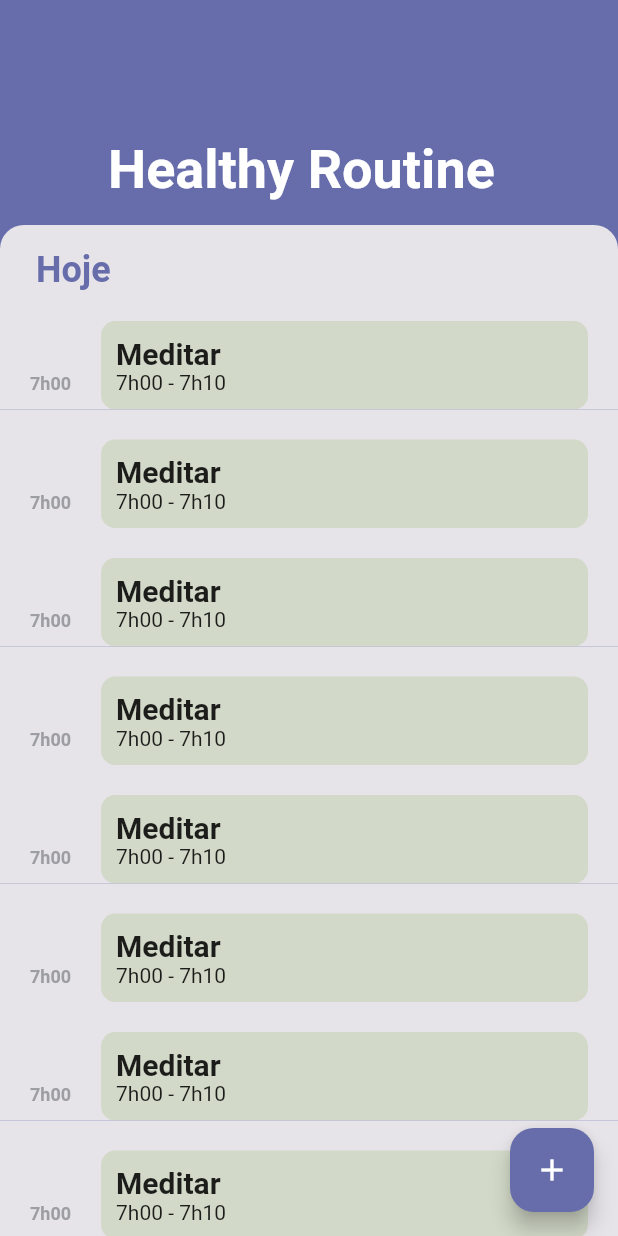
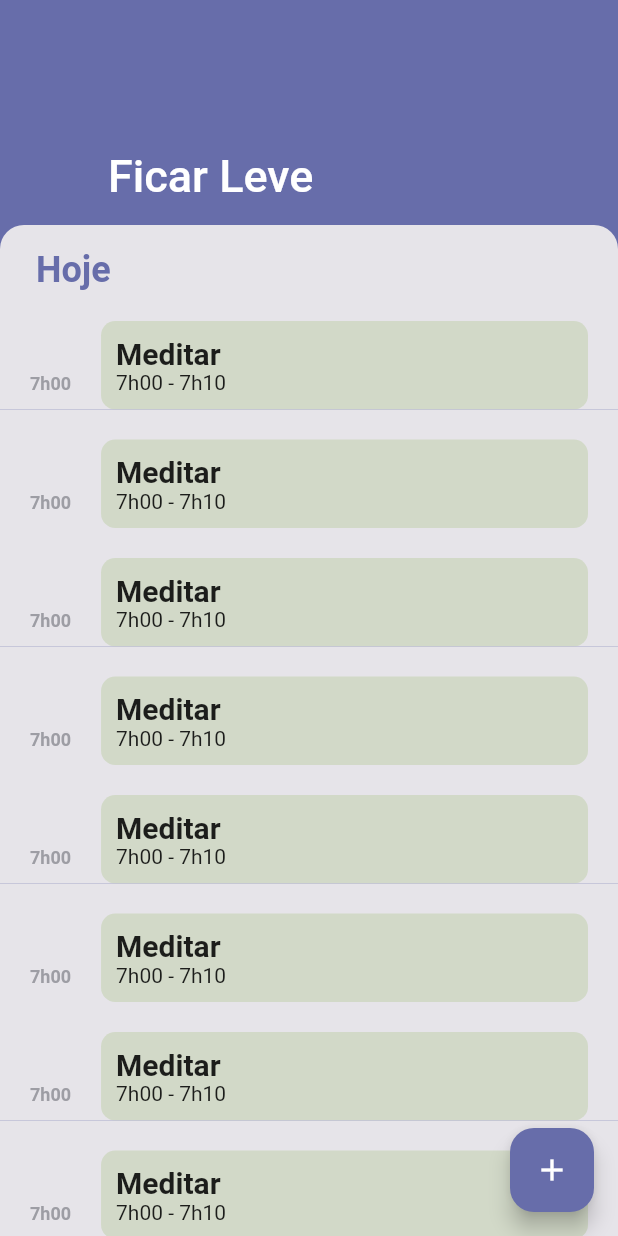
Before and after one commit to doisum/doisum-mobile, a Flutter app: the screen it shows after launch, on a phone screen of 412 x 824 dp. Run offline on Flutter 3.47's test engine with Material 2 defaults, Android fonts, the phone set to English and light mode, and no system bars; our stand-ins replace sqflite; accounts and stored records are empty.

Commit message:
Add some theming

```diff
--- a/lib/main.dart
+++ b/lib/main.dart
@@ -3,7 +3,24 @@ import 'package:healthy_routine_mobile/healthy_routine.dart';
 
 void main() => runApp(Application());
 
-final appTheme = ThemeData(backgroundColor: BACKGROUND_GRAY);
+final appTheme = ThemeData(
+  primaryColor: PURPLE,
+  cursorColor: PURPLE,
+  accentColor: ORANGE,
+  buttonColor: PURPLE,
+  scaffoldBackgroundColor: PURPLE,
+  backgroundColor: BACKGROUND_GRAY,
+  secondaryHeaderColor: LIGHT_GRAY,
+  dividerColor: LIGHT_GRAY,
+  textTheme: TextTheme(
+    title: WHITE_BOLD.copyWith(fontSize: 24),
+    subtitle: BOLD
+  ),
+  floatingActionButtonTheme: FloatingActionButtonThemeData(
+    backgroundColor: PURPLE,
+    shape: ROUNDED_SQUARE_SHAPE,
+  ),
+);
 
 class Application extends StatelessWidget {
   @override
--- a/lib/presentation/pages/daily_task_list_page.dart
+++ b/lib/presentation/pages/daily_task_list_page.dart
@@ -10,7 +10,7 @@ class DailyTaskListPage extends StatelessWidget {
       backgroundColor: PURPLE,
       body: CustomScrollView(
         slivers: <Widget>[
-          sliverAppBar(),
+          sliverAppBar(context),
           roundCorners(context),
           taskSliverList(context),
         ],
@@ -19,9 +19,6 @@ class DailyTaskListPage extends StatelessWidget {
         onPressed: () => Routes.openCreateTaskPage(context),
         tooltip: 'Nova atividade',
         child: const Icon(Icons.add),
-        backgroundColor: PURPLE,
-        shape: RoundedRectangleBorder(
-            borderRadius: BorderRadius.all(Radius.circular(16.0))),
       ),
     );
   }
@@ -30,11 +27,14 @@ class DailyTaskListPage extends StatelessWidget {
     return SliverToBoxAdapter(
       child: Container(
         decoration: BoxDecoration(
-            color: Theme.of(context).backgroundColor,
-            borderRadius: BorderRadius.only(
-                topLeft: Radius.circular(16), topRight: Radius.circular(16))),
+          color: Theme.of(context).backgroundColor,
+          borderRadius: BorderRadius.only(
+            topLeft: Radius.circular(16),
+            topRight: Radius.circular(16),
+          ),
+        ),
         child: Container(
-          padding: EdgeInsets.only(top: 16, left: 24, bottom: 0),
+          padding: EdgeInsets.only(top: 16, left: 24),
           child: Text(
             'Hoje',
             style: TextStyle(
@@ -63,20 +63,15 @@ class DailyTaskListPage extends StatelessWidget {
     );
   }
 
-  SliverAppBar sliverAppBar() {
+  SliverAppBar sliverAppBar(BuildContext context) {
     return SliverAppBar(
       pinned: true,
-      backgroundColor: PURPLE,
+      backgroundColor: Theme.of(context).scaffoldBackgroundColor,
       expandedHeight: 150.0,
-      // shape: ROUNDED_HEADER_SHAPE,
-      // bottom: PreferredSize(child: PageHeader(), preferredSize: Size.fromHeight(90),),
+      textTheme: Theme.of(context).textTheme,
       flexibleSpace: FlexibleSpaceBar(
         title: Text(
-          'Healthy Routine',
-          style: BOLD.copyWith(
-            color: WHITE,
-            fontSize: 24,
-          ),
+          'Ficar Leve',
         ),
       ),
     );
--- a/lib/resources/styles/shapes.dart
+++ b/lib/resources/styles/shapes.dart
@@ -3,3 +3,7 @@ import 'package:flutter/widgets.dart';
 const ShapeBorder ROUNDED_HEADER_SHAPE = RoundedRectangleBorder(
   borderRadius: BorderRadius.all(Radius.circular(20)),
 );
+
+const ShapeBorder ROUNDED_SQUARE_SHAPE = RoundedRectangleBorder(
+  borderRadius: BorderRadius.all(Radius.circular(16)),
+);
--- a/lib/resources/styles/text_style.dart
+++ b/lib/resources/styles/text_style.dart
@@ -6,6 +6,12 @@ const BOLD = TextStyle(
   fontWeight: FontWeight.bold,
 );
 
+const WHITE_BOLD = TextStyle(
+  fontSize: 20,
+  fontWeight: FontWeight.bold,
+  color: WHITE,
+);
+
 const WHITE_FONT = TextStyle(
   fontSize: 16,
   color: WHITE,
```
